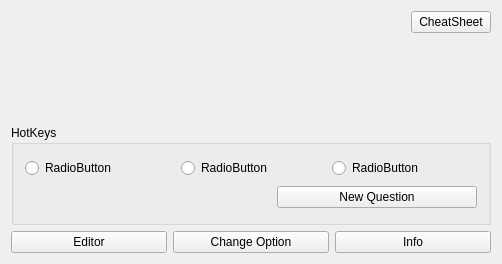
Old version of the form mainwindow.ui in the repository Mte90/LearnHotkeys.
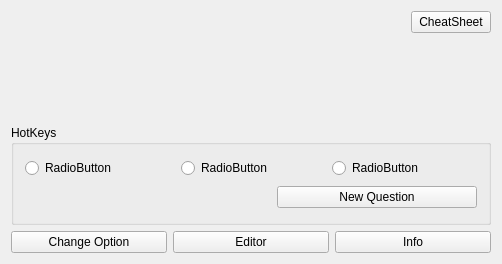
New version of the form.

Commit message: stretchable window part 2

Diff of the .ui file:
```diff
--- a/mainwindow.ui
+++ b/mainwindow.ui
@@ -169,16 +169,16 @@
       <item>
        <layout class="QHBoxLayout" name="horizontalLayout_2">
         <item>
-         <widget class="QPushButton" name="openEditor">
+         <widget class="QPushButton" name="openDef">
           <property name="text">
-           <string>Editor</string>
+           <string>Change Option</string>
           </property>
          </widget>
         </item>
         <item>
-         <widget class="QPushButton" name="openDef">
+         <widget class="QPushButton" name="openEditor">
           <property name="text">
-           <string>Change Option</string>
+           <string>Editor</string>
           </property>
          </widget>
         </item>
```
The commit also changes 4 other files.
